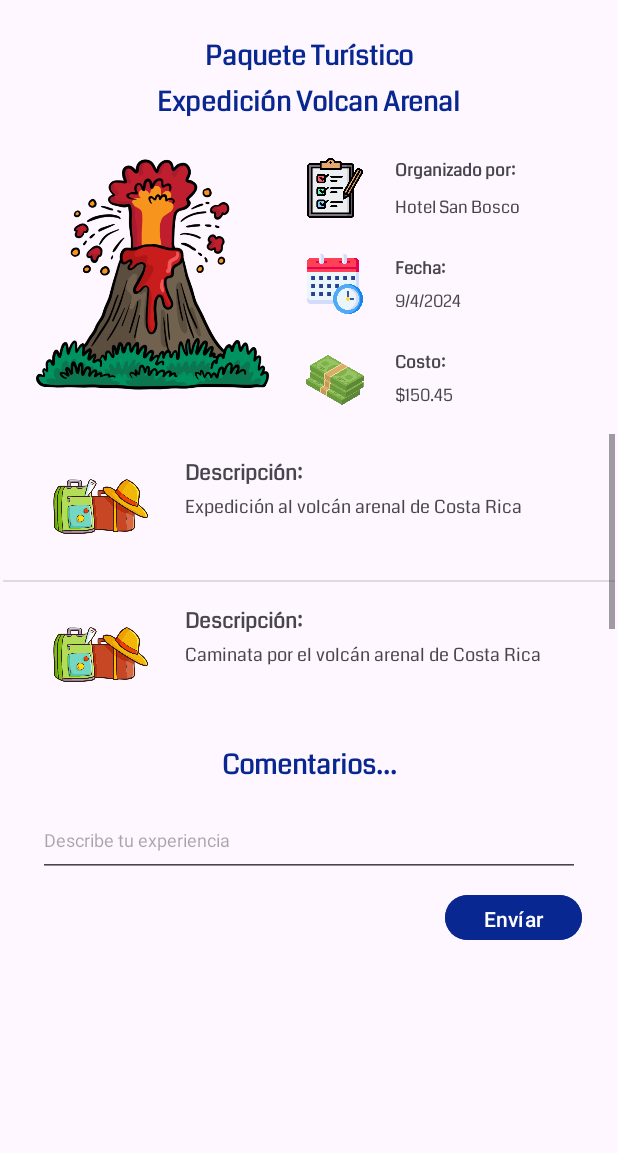
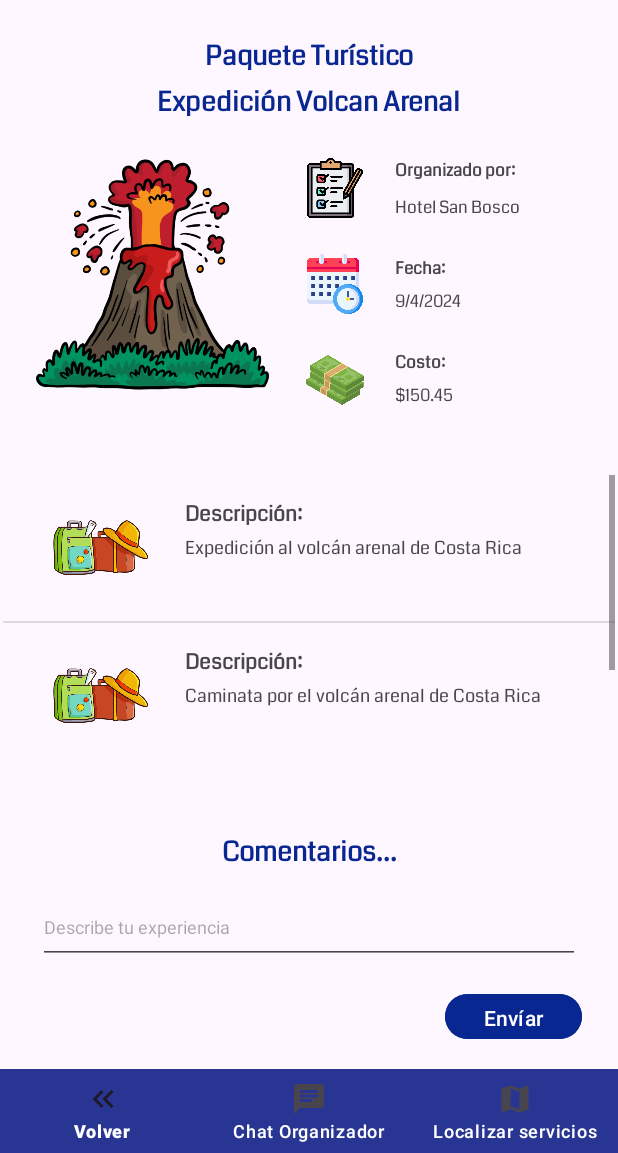
Before and after one commit to juanfra312003/pack-my-trip, an Android app: the screen it shows after launch (PackageTourist), after a tap on "Expedición Volcan Arenal", on a phone screen of 412 x 824 dp, the part 83-1236 px from its top. Run offline under Robolectric (Android 15) with nearby library versions, the phone set to English and light mode, and no system bars.

Commit message:
Fix: quick layout fixes

```diff
--- a/app/src/main/res/layout/activity_package_tourist.xml
+++ b/app/src/main/res/layout/activity_package_tourist.xml
@@ -51,17 +51,17 @@
         android:layout_width="wrap_content"
         android:layout_height="wrap_content"
         android:layout_marginStart="32dp"
-        android:layout_marginTop="12dp"
         android:layout_marginEnd="32dp"
+        android:layout_marginBottom="12dp"
         android:fontFamily="@font/coda"
+
         android:text="Comentarios..."
-
         android:textColor="#092790"
         android:textSize="18sp"
         android:textStyle="bold"
+        app:layout_constraintBottom_toTopOf="@+id/comentariosEditableText"
         app:layout_constraintEnd_toEndOf="parent"
-        app:layout_constraintStart_toStartOf="parent"
-        app:layout_constraintTop_toBottomOf="@+id/listViewServicesPackage" />
+        app:layout_constraintStart_toStartOf="parent" />
 
     <ImageView
         android:id="@+id/imageViewPackageType"
@@ -108,8 +108,10 @@
         android:layout_width="408dp"
         android:layout_height="195dp"
         android:layout_marginStart="16dp"
-        android:layout_marginTop="16dp"
+        android:layout_marginTop="8dp"
         android:layout_marginEnd="16dp"
+        android:layout_marginBottom="8dp"
+        app:layout_constraintBottom_toTopOf="@+id/experienciaTextField"
         app:layout_constraintEnd_toEndOf="parent"
         app:layout_constraintStart_toStartOf="parent"
         app:layout_constraintTop_toBottomOf="@+id/imageView_cost" />
@@ -119,15 +121,15 @@
         android:layout_width="361dp"
         android:layout_height="49dp"
         android:layout_marginStart="24dp"
-        android:layout_marginTop="12dp"
         android:layout_marginEnd="24dp"
+        android:layout_marginBottom="16dp"
         android:ems="10"
         android:hint="Describe tu experiencia"
         android:inputType="text"
         android:textSize="12sp"
+        app:layout_constraintBottom_toTopOf="@+id/buttonSendComments"
         app:layout_constraintEnd_toEndOf="parent"
-        app:layout_constraintStart_toStartOf="parent"
-        app:layout_constraintTop_toBottomOf="@+id/experienciaTextField" />
+        app:layout_constraintStart_toStartOf="parent" />
 
     <TextView
         android:id="@+id/text_organized"
@@ -208,11 +210,22 @@
         android:id="@+id/buttonSendComments"
         android:layout_width="91dp"
         android:layout_height="38dp"
-        android:layout_marginTop="8dp"
         android:layout_marginEnd="24dp"
+        android:layout_marginBottom="16dp"
         android:backgroundTint="#092790"
         android:text="Envíar"
+        app:layout_constraintBottom_toTopOf="@+id/bottomNavigationViewCreate"
+        app:layout_constraintEnd_toEndOf="parent" />
+
+    <com.google.android.material.bottomnavigation.BottomNavigationView
+        android:id="@+id/bottomNavigationViewCreate"
+        style="@style/Widget.Design.BottomNavigationView"
+        android:layout_width="0dp"
+        android:layout_height="wrap_content"
+        android:background="#283593"
+        app:itemTextColor="@color/white"
+        app:layout_constraintBottom_toBottomOf="parent"
         app:layout_constraintEnd_toEndOf="parent"
-        app:layout_constraintTop_toBottomOf="@+id/comentariosEditableText" />
-
+        app:layout_constraintStart_toStartOf="parent"
+        app:menu="@menu/navbar_tourist" />
 </androidx.constraintlayout.widget.ConstraintLayout>
--- a/app/src/main/res/menu/navbar_tourist.xml
+++ b/app/src/main/res/menu/navbar_tourist.xml
@@ -7,18 +7,21 @@
         android:id="@+id/menuBack"
         android:icon="@drawable/back_asset_32"
         android:iconTint="@color/white"
-        android:title="Volver" />
+        android:title="Volver"
+        android:visible="true" />
 
     <item
         android:id="@+id/menuChat"
         android:icon="@drawable/chat_32"
         android:iconTint="@color/white"
-        android:title="Chat Organizador"/>
+        android:title="Chat Organizador"
+        android:visible="true" />
 
     <item
         android:id="@+id/menuMap"
-        android:icon="@drawable/chat_32"
+        android:icon="@drawable/map_32"
         android:iconTint="@color/white"
-        android:title="Localizar servicios"/>
+        android:title="Localizar servicios"
+        android:visible="true" />
 
 </menu>
```
Also changed, not shown: app/src/main/res/layout/activity_dashboard_tourist.xml (+10 -8 lines).
